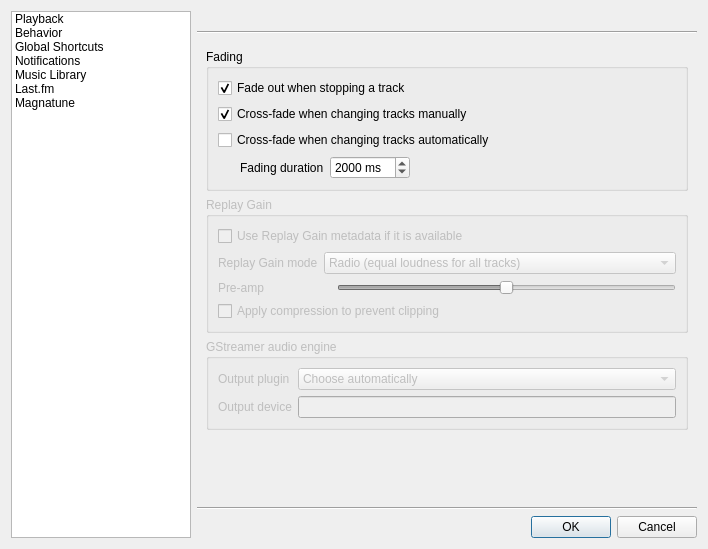
Old version of the form src/ui/settingsdialog.ui in the repository clementine-player/Clementine.
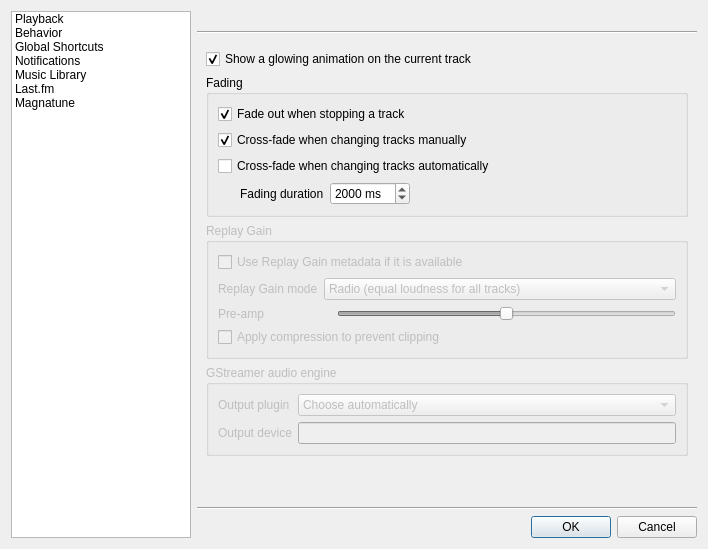
New version of the form. The open tabs and pages were chosen to show the change. Icons and pictures are not drawn. Custom widgets are drawn as their Qt base class.

Commit message: Add an option to disable the glowing effect on the current track.  Fixes issue #660

What changed in the file:
```diff
--- a/src/ui/settingsdialog.ui
+++ b/src/ui/settingsdialog.ui
@@ -118,6 +118,16 @@
        </property>
        <widget class="QWidget" name="playback_page">
         <layout class="QVBoxLayout" name="verticalLayout_10">
+         <item>
+          <widget class="QCheckBox" name="current_glow">
+           <property name="text">
+            <string>Show a glowing animation on the current track</string>
+           </property>
+           <property name="checked">
+            <bool>true</bool>
+           </property>
+          </widget>
+         </item>
          <item>
           <widget class="QGroupBox" name="groupBox">
            <property name="title">
```
Left out of the diff: 2 changed lines with no effect on the pictures. The commit also changes 38 other files.
